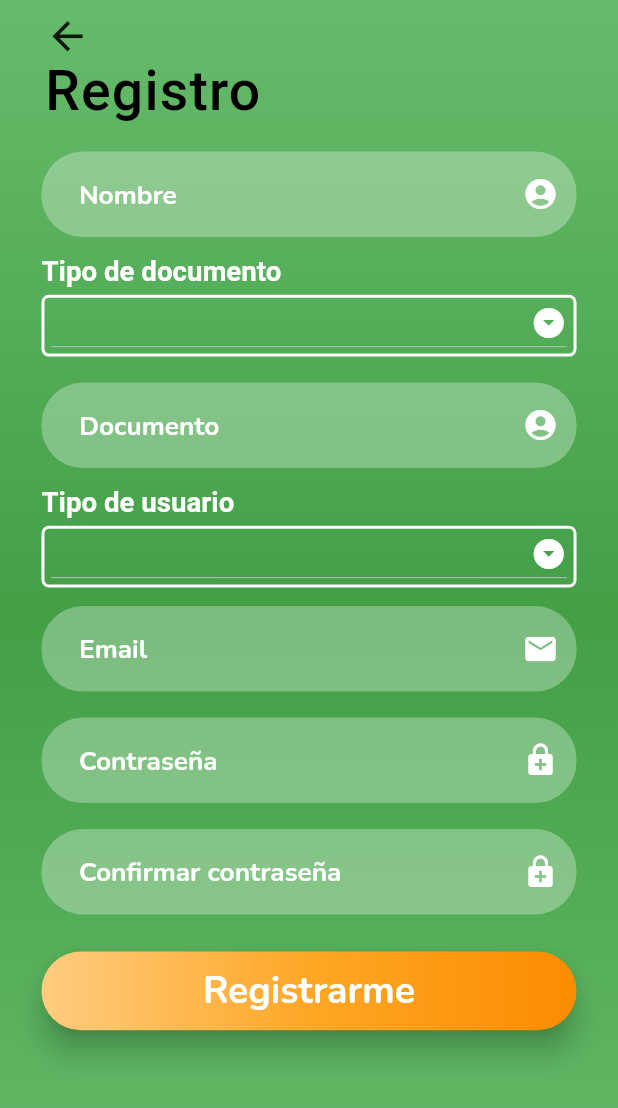
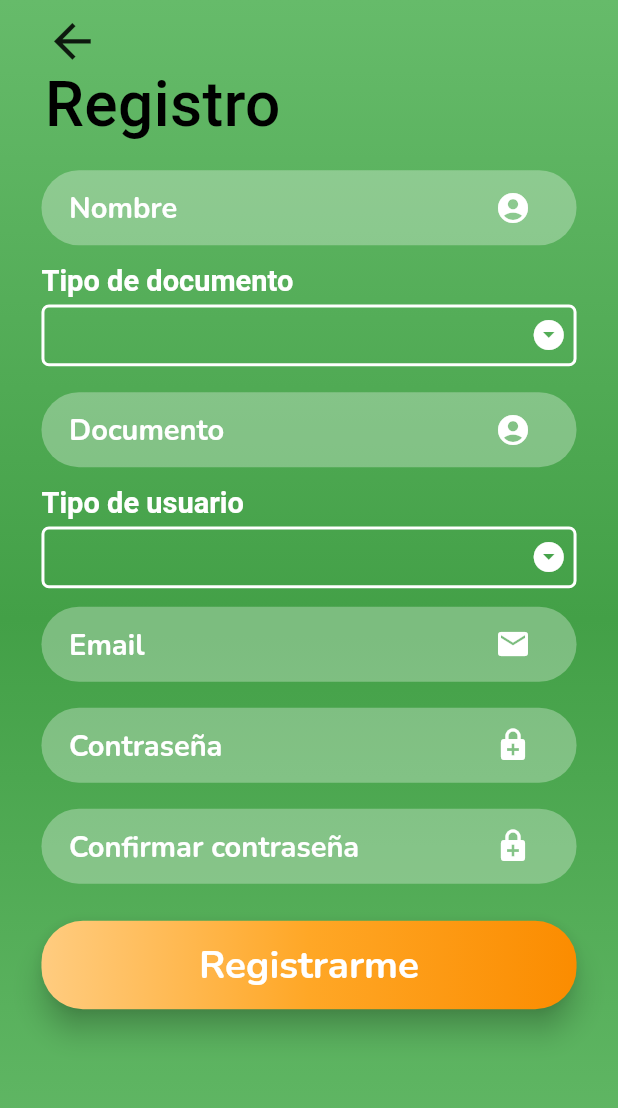
Before and after one commit to ditu474/prodAulaTaller, a Flutter app: the screen it shows after launch, after a tap on "Crear una cuenta nueva", on a phone screen of 412 x 824 dp. Shown: the top 1108 px of the screen. Run offline on Flutter 3.47's test engine with Material 2 defaults, Android fonts, the phone set to English and light mode, and no system bars; our stand-ins replace bloc, dartz, data_connection_checker, equatable, flutter_bloc, flutter_svg and 4 more; Roboto replaces fonts that are missing (Mukta).

```diff
--- a/lib/presentation/UI/login/loginForm.dart
+++ b/lib/presentation/UI/login/loginForm.dart
@@ -44,9 +44,10 @@ class _LoginFormState extends State<LoginForm> {
         return Container(
           margin: EdgeInsets.only(top: responsive.heigthPercent(2.3)),
           padding: EdgeInsets.only(
-              top: responsive.heigthPercent(6),
-              right: responsive.widthPercent(5),
-              left: responsive.widthPercent(5)),
+            top: responsive.heigthPercent(4),
+            right: responsive.widthPercent(5),
+            left: responsive.widthPercent(5),
+          ),
           child: Column(children: [
             CustomInputForm(
               hint: 'Email',
@@ -73,7 +74,7 @@ class _LoginFormState extends State<LoginForm> {
                 context.bloc<LoginBloc>().add(PasswordChanged(password: value));
               },
             ),
-            SizedBox(height: responsive.heigthPercent(6)),
+            SizedBox(height: responsive.heigthPercent(5)),
             GradientButton(
                 inputText: 'Ingresar',
                 buttonHandler: () {
--- a/lib/presentation/UI/login/login_page.dart
+++ b/lib/presentation/UI/login/login_page.dart
@@ -52,12 +52,12 @@ class Body extends StatelessWidget {
                 children: <Widget>[
                   const Logo(),
                   const LoginForm(),
-                  SizedBox(height: responsive.heigthPercent(2.5)),
+                  SizedBox(height: responsive.heigthPercent(2)),
                   CustomTextNavigation(
                     text: 'Olvidaste tu contraseña?',
                     onTap: () {},
                   ),
-                  SizedBox(height: responsive.heigthPercent(1.2)),
+                  SizedBox(height: responsive.heigthPercent(1)),
                   CustomTextNavigation(
                     text: 'Crear una cuenta nueva',
                     onTap: () {
@@ -67,7 +67,7 @@ class Body extends StatelessWidget {
                       );
                     },
                   ),
-                  SizedBox(height: responsive.heigthPercent(2.7)),
+                  SizedBox(height: responsive.heigthPercent(2.2)),
                   SocialMedia(),
                 ],
               ),
--- a/lib/presentation/UI/login/logo.dart
+++ b/lib/presentation/UI/login/logo.dart
@@ -11,9 +11,9 @@ class Logo extends StatelessWidget {
     final IResponsive responsive = Responsive.of(context);
     return Container(
         margin: EdgeInsets.only(
-          top: responsive.heigthPercent(4.5),
+          top: responsive.heigthPercent(3),
         ),
-        height: responsive.heigthPercent(23.5),
+        height: responsive.heigthPercent(25),
         child: Image.asset('assets/images/logo.png'));
   }
 }
--- a/lib/presentation/UI/login/socialMedia.dart
+++ b/lib/presentation/UI/login/socialMedia.dart
@@ -28,7 +28,7 @@ class SocialMedia extends StatelessWidget {
             tapHandler: () {
               context.bloc<LoginBloc>().add(FacebookButtonPressed());
             },
-            size: responsive.inchPercent(6.3),
+            size: responsive.inchPercent(7),
             url: "assets/icons/1312139.svg",
             label: 'Facebook',
           ),
@@ -36,7 +36,7 @@ class SocialMedia extends StatelessWidget {
             tapHandler: () {
               context.bloc<LoginBloc>().add(InstagramButtonPressed());
             },
-            size: responsive.inchPercent(6.3),
+            size: responsive.inchPercent(7),
             url: "assets/icons/1384015.svg",
             label: 'Instagram',
           ),
--- a/lib/presentation/UI/register/registerForm.dart
+++ b/lib/presentation/UI/register/registerForm.dart
@@ -30,7 +30,6 @@ class _RegisterFormState extends State<RegisterForm> {
             ),
           );
         } else if (state.status.isSubmissionFailure) {
-          print(state.error);
           _showSnackBar(
               ctx: context,
               background: Colors.red,
@@ -212,7 +211,8 @@ class _RegisterFormState extends State<RegisterForm> {
               GradientButton(
                 inputText: 'Registrarme',
                 buttonHandler: () {
-                  if (!state.status.isSubmissionInProgress) {
+                  if (!state.status.isSubmissionInProgress &&
+                      state.status.isValidated) {
                     context.bloc<RegisterBloc>().add(RegisterUserConfirmed());
                   }
                 },
--- a/lib/presentation/UI/widgets/TopBackArrow.dart
+++ b/lib/presentation/UI/widgets/TopBackArrow.dart
@@ -20,7 +20,7 @@ class TopBackArrow extends StatelessWidget {
         },
         child: Icon(
           Icons.arrow_back,
-          size: responsive.inchPercent(3.3),
+          size: responsive.inchPercent(4),
         ),
       ),
     );
--- a/lib/presentation/UI/widgets/customDropDownButton.dart
+++ b/lib/presentation/UI/widgets/customDropDownButton.dart
@@ -25,14 +25,14 @@ class CustomDropDownButton extends StatelessWidget {
         Text(
           tittle,
           style: TextStyle(
-            fontSize: responsive.inchPercent(2),
+            fontSize: responsive.inchPercent(2.1),
             color: Colors.white,
             fontWeight: FontWeight.bold,
           ),
         ),
         Container(
-          padding: EdgeInsets.all(
-            responsive.inchPercent(0.5),
+          padding: EdgeInsets.symmetric(
+            horizontal: responsive.inchPercent(0.5),
           ),
           margin: EdgeInsets.only(
             top: responsive.heigthPercent(0.5),
@@ -50,6 +50,7 @@ class CustomDropDownButton extends StatelessWidget {
               ),
             ),
           ),
+          child: DropdownButtonHideUnderline(
             child: DropdownButton(
               icon: Icon(
                 Icons.arrow_drop_down_circle,
@@ -59,7 +60,7 @@ class CustomDropDownButton extends StatelessWidget {
               isExpanded: true,
               dropdownColor: Colors.green[300],
               style: TextStyle(
-              fontSize: responsive.inchPercent(1.9),
+                fontSize: responsive.inchPercent(2.1),
                 color: Colors.white,
               ),
               onChanged: onChange,
@@ -67,6 +68,7 @@ class CustomDropDownButton extends StatelessWidget {
               items: items,
             ),
           ),
+        ),
       ],
     );
   }
--- a/lib/presentation/UI/widgets/customInputForm.dart
+++ b/lib/presentation/UI/widgets/customInputForm.dart
@@ -23,25 +23,31 @@ class CustomInputForm extends StatelessWidget {
   Widget build(BuildContext context) {
     final IResponsive responsive = Responsive.of(context);
     return Container(
+      padding: EdgeInsets.symmetric(
+        horizontal: responsive.inchPercent(2),
+      ),
       decoration: BoxDecoration(
-          color: Color(0XFFFFFF).withOpacity(0.3),
-          borderRadius: BorderRadius.circular(responsive.inchPercent(3))),
+        color: Color(0XFFFFFF).withOpacity(0.3),
+        borderRadius: BorderRadius.circular(
+          responsive.inchPercent(3),
+        ),
+      ),
       child: TextFormField(
         keyboardType: keyboard,
         obscureText: obscure,
         style: TextStyle(
-            color: Colors.white,
-            fontWeight: FontWeight.bold,
-            fontSize: responsive.inchPercent(2)),
+          color: Colors.white,
+          fontWeight: FontWeight.bold,
+          fontSize: responsive.inchPercent(2.1),
+        ),
         decoration: InputDecoration(
           errorText: errorMsg,
           suffixIcon: Icon(icon, color: Colors.white),
           errorStyle: TextStyle(height: 1),
           border: InputBorder.none,
-          contentPadding: EdgeInsets.symmetric(vertical: 16, horizontal: 25),
           hintText: hint,
           hintStyle: TextStyle(
-            fontSize: responsive.inchPercent(1.9),
+            fontSize: responsive.inchPercent(2.1),
             color: Colors.white,
             fontWeight: FontWeight.bold,
           ),
--- a/lib/presentation/UI/widgets/customTextNavigation.dart
+++ b/lib/presentation/UI/widgets/customTextNavigation.dart
@@ -21,7 +21,7 @@ class CustomTextNavigation extends StatelessWidget {
         child: Text(
           text,
           style: TextStyle(
-            fontSize: responsive.inchPercent(1.8),
+            fontSize: responsive.inchPercent(2.1),
             fontWeight: FontWeight.bold,
             color: Colors.white,
             letterSpacing: 0.5,
--- a/lib/presentation/UI/widgets/gradientButton.dart
+++ b/lib/presentation/UI/widgets/gradientButton.dart
@@ -23,7 +23,10 @@ class GradientButton extends StatelessWidget {
       color: Colors.transparent,
       padding: const EdgeInsets.all(0),
       child: Container(
-            padding: EdgeInsets.all(responsive.inchPercent(1)),
+        padding: EdgeInsets.symmetric(
+          horizontal: responsive.inchPercent(1),
+          vertical: responsive.inchPercent(1.3),
+        ),
         decoration: BoxDecoration(
             borderRadius: BorderRadius.circular(responsive.inchPercent(3)),
             gradient: LinearGradient(colors: [
@@ -32,9 +35,14 @@ class GradientButton extends StatelessWidget {
               Colors.orange[600]
             ])),
         child: Center(
-                child: Text(inputText,
+          child: Text(
+            inputText,
             style: TextStyle(
-                        fontSize: responsive.inchPercent(2.7),
-                        fontWeight: FontWeight.bold)))));
+                fontSize: responsive.inchPercent(2.8),
+                fontWeight: FontWeight.bold),
+          ),
+        ),
+      ),
+    );
   }
 }
--- a/lib/presentation/UI/widgets/headerText.dart
+++ b/lib/presentation/UI/widgets/headerText.dart
@@ -21,9 +21,9 @@ class HeaderText extends StatelessWidget {
         text,
         style: TextStyle(
           decoration: TextDecoration.none,
-          fontSize: responsive.inchPercent(4),
+          fontSize: responsive.inchPercent(4.5),
           fontWeight: FontWeight.w500,
-          letterSpacing: 0.8,
+          letterSpacing: 0.3,
           color: Colors.black,
         ),
       ),
--- a/lib/presentation/models/confirmPassword.dart
+++ b/lib/presentation/models/confirmPassword.dart
@@ -9,10 +9,8 @@ class ConfirmPassword
   const ConfirmPassword.dirty({this.password = "", String value = ''})
       : super.dirty(value);
 
-  bool validate(String value) => this.password == value;
-
   @override
   ConfirmPasswordValidationError validator(String value) {
-    return validate(value) ? null : ConfirmPasswordValidationError.invalid;
+    return value == password ? null : ConfirmPasswordValidationError.invalid;
   }
 }
--- a/lib/utils/data.dart
+++ b/lib/utils/data.dart
@@ -32,7 +32,7 @@ const ITEMSONETOTEN = const [
   DropdownMenuItem(child: Text('10'), value: 10),
 ];
 
-const ITEMSACADEMICPROGRAM = const [
+const ITEMSACADEMICPROGRAM = [
   DropdownMenuItem(
       child: Text('Técnica Profesional en Masoterapia'),
       value: 'Tecnica Profesional en Masoterapia'),
@@ -93,7 +93,8 @@ const ITEMSACADEMICPROGRAM = const [
       value: 'Comunicacion Audiovisual'),
   DropdownMenuItem(
       child: Text(
-          'Licenciatura en Educación Básica con Énfasis en Educación Física, Recreación y Deportes'),
+        'Licenciatura en Educación Básica con Énfasis en Educación Física, Recreación y Deportes',
+      ),
       value:
           'Licenciatura en Educacion Basica con Enfasis en Educación Fisica, Recreacion y Deportes'),
   DropdownMenuItem(
```
Also changed, not shown: lib/infrastructure/datasources/remoteDataSource.dart (+20 -18 lines), lib/infrastructure/models/userModel.dart (+42 -43 lines), lib/presentation/states/register/register_bloc.dart (+6 -1 lines), 32 other files. Lines whose indentation alone changed are shown as unchanged.
